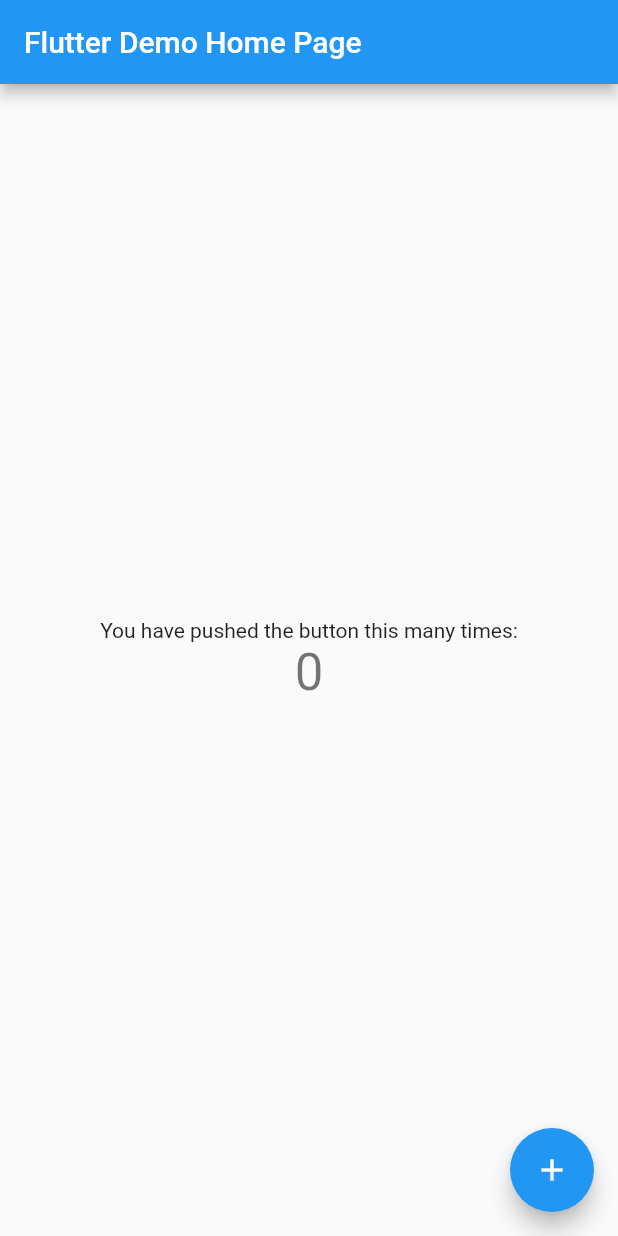
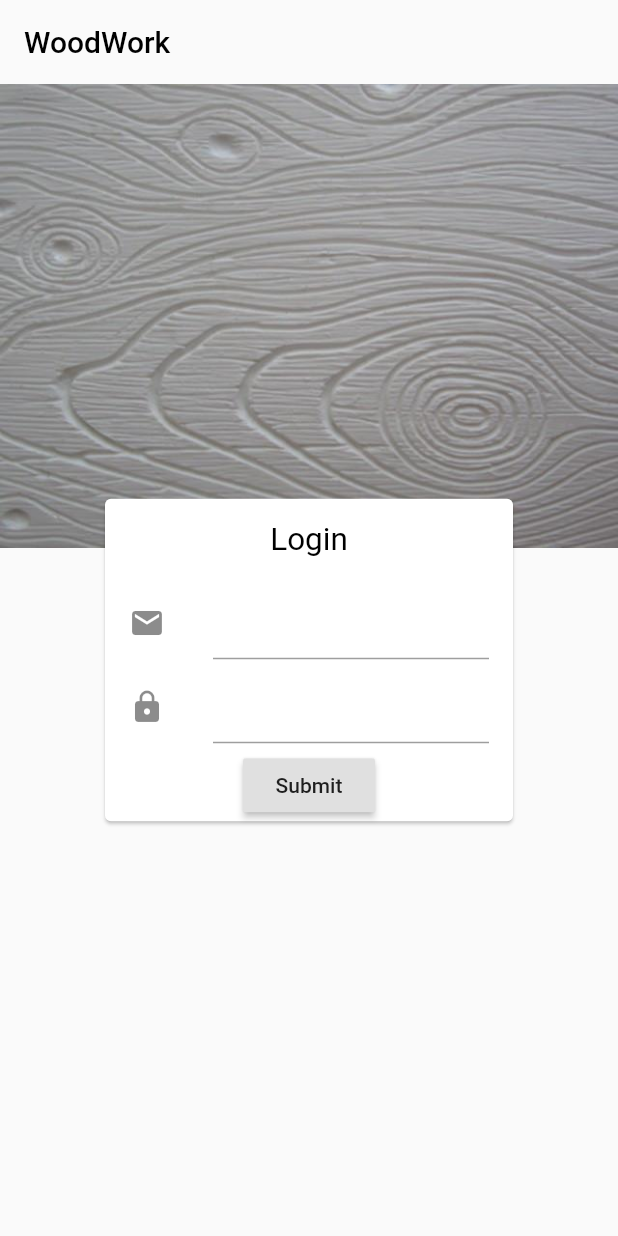
Before and after one commit to nobodomon/WoodWork, a Flutter app: the screen it shows after launch, on a phone screen of 412 x 824 dp. Run offline on Flutter 3.47's test engine with Material 2 defaults, Android fonts, the phone set to English and light mode, and no system bars; missing offline and left inert: keyboard_visibility.

Commit message:
LoginPage

```diff
--- /dev/null
+++ b/lib/login.dart
@@ -0,0 +1,84 @@
+import 'package:flutter/material.dart';
+import 'package:keyboard_visibility/keyboard_visibility.dart';
+
+class Login extends StatefulWidget{
+  @override
+  State<StatefulWidget> createState() => LoginState();
+}
+
+class LoginState extends State<Login>{
+
+  Alignment childAlignment = Alignment.center;
+  @override
+  void initState() {
+    KeyboardVisibilityNotification().addNewListener(
+    onChange: (bool visible) {
+      // Add state updating code
+      setState(() {
+        childAlignment = visible ? Alignment.topCenter : Alignment.center;
+      });
+    },
+  );
+  super.initState();
+  }
+
+  @override
+  Widget build(BuildContext context) {
+    // TODO: implement build
+    return new Scaffold(
+      appBar: new AppBar(
+        title: new Text(
+          "WoodWork",
+          style: new TextStyle(
+            color: Theme.of(context).primaryTextTheme.title.color),
+          ),
+        backgroundColor: Colors.transparent,
+        elevation: 0,
+      ),
+      body: new Stack(
+        children: <Widget>[
+        new Image.asset(
+              'assets/images/WoodGrain.jpeg',
+              fit: BoxFit.cover,
+            ),
+        new AnimatedContainer(
+          curve: Curves.easeOut,
+          duration: Duration(
+            milliseconds: 400,
+          ),
+          width: double.infinity,
+          height: double.infinity,
+          padding: const EdgeInsets.all(20),
+          alignment: childAlignment,
+          child: new Card(
+            margin: new EdgeInsets.all(50),
+            child: new Column(
+              mainAxisSize: MainAxisSize.min,
+              children: <Widget>[
+                new Padding(
+                  padding: new EdgeInsets.all(15),
+                  child: new Text(
+                    "Login",
+                    style: new TextStyle(
+                      fontSize: 21,
+                      color: Theme.of(context).primaryTextTheme.title.color
+                    ),
+                    textAlign: TextAlign.justify,
+                  ),
+                ),
+                new ListTile(
+                  leading: new Icon(Icons.email),
+                  title: new TextFormField()),
+                new ListTile(
+                  leading: new Icon(Icons.lock),
+                  title: new TextFormField()),
+                new RaisedButton(child: new Text("Submit"),onPressed: ()=> null,)
+              ],
+            ),
+          ),
+        ),
+        ],
+      ),
+    );
+  }
+}
--- a/lib/main.dart
+++ b/lib/main.dart
@@ -1,4 +1,6 @@
 import 'package:flutter/material.dart';
+import 'package:flutter/cupertino.dart';
+import 'package:woodwork/login.dart';
 
 void main() => runApp(MyApp());
 
@@ -19,8 +21,11 @@ class MyApp extends StatelessWidget {
         // Notice that the counter didn't reset back to zero; the application
         // is not restarted.
         primarySwatch: Colors.blue,
+        primaryTextTheme: TextTheme(
+          title: new TextStyle(color: Colors.black)
+          )
       ),
-      home: MyHomePage(title: 'Flutter Demo Home Page'),
+      home: new Login()
     );
   }
 }
@@ -44,68 +49,20 @@ class MyHomePage extends StatefulWidget {
 }
 
 class _MyHomePageState extends State<MyHomePage> {
-  int _counter = 0;
 
-  void _incrementCounter() {
-    setState(() {
-      // This call to setState tells the Flutter framework that something has
-      // changed in this State, which causes it to rerun the build method below
-      // so that the display can reflect the updated values. If we changed
-      // _counter without calling setState(), then the build method would not be
-      // called again, and so nothing would appear to happen.
-      _counter++;
-    });
-  }
+
 
   @override
   Widget build(BuildContext context) {
-    // This method is rerun every time setState is called, for instance as done
-    // by the _incrementCounter method above.
-    //
-    // The Flutter framework has been optimized to make rerunning build methods
-    // fast, so that you can just rebuild anything that needs updating rather
-    // than having to individually change instances of widgets.
     return Scaffold(
       appBar: AppBar(
-        // Here we take the value from the MyHomePage object that was created by
-        // the App.build method, and use it to set our appbar title.
         title: Text(widget.title),
       ),
       body: Center(
-        // Center is a layout widget. It takes a single child and positions it
-        // in the middle of the parent.
         child: Column(
-          // Column is also a layout widget. It takes a list of children and
-          // arranges them vertically. By default, it sizes itself to fit its
-          // children horizontally, and tries to be as tall as its parent.
-          //
-          // Invoke "debug painting" (press "p" in the console, choose the
-          // "Toggle Debug Paint" action from the Flutter Inspector in Android
-          // Studio, or the "Toggle Debug Paint" command in Visual Studio Code)
-          // to see the wireframe for each widget.
-          //
-          // Column has various properties to control how it sizes itself and
-          // how it positions its children. Here we use mainAxisAlignment to
-          // center the children vertically; the main axis here is the vertical
-          // axis because Columns are vertical (the cross axis would be
-          // horizontal).
-          mainAxisAlignment: MainAxisAlignment.center,
-          children: <Widget>[
-            Text(
-              'You have pushed the button this many times:',
-            ),
-            Text(
-              '$_counter',
-              style: Theme.of(context).textTheme.display1,
-            ),
-          ],
+          children: <Widget>[],
         ),
       ),
-      floatingActionButton: FloatingActionButton(
-        onPressed: _incrementCounter,
-        tooltip: 'Increment',
-        child: Icon(Icons.add),
-      ), // This trailing comma makes auto-formatting nicer for build methods.
     );
   }
 }
```
Also changed, not shown: pubspec.yaml (+6 -2 lines), assets/images/WoodGrain.jpeg (added), pubspec.lock.
